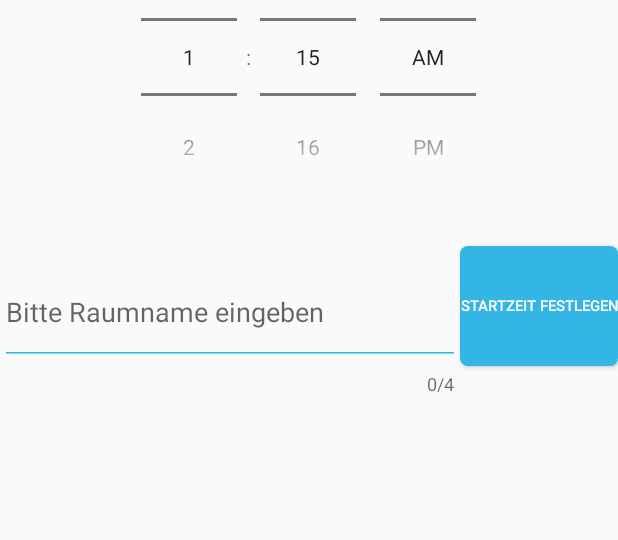
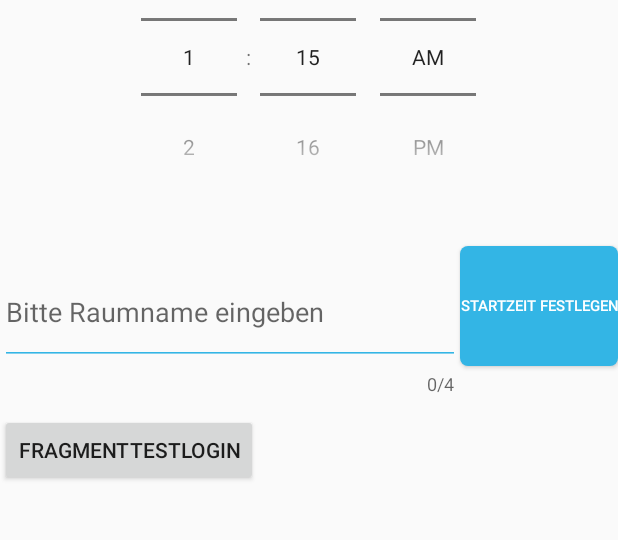
Before and after one commit to M-falk22/RaumAppNeu, an Android app: the layout fragmentbuchung_layout.xml on its own in the app's theme, with its tools: preview values and no code run, on a phone screen of 412 x 824 dp, the part 102-642 px from its top. Run offline under Robolectric (Android 15) with nearby library versions, the phone set to English and light mode, and no system bars.

Commit message:
Weitere Implementierung der Fragmente.

```diff
--- a/app/src/main/res/layout/activity_main.xml
+++ b/app/src/main/res/layout/activity_main.xml
@@ -1,5 +1,5 @@
 <?xml version="1.0" encoding="utf-8"?>
-<LinearLayout xmlns:android="http://schemas.android.com/apk/res/android"
+<RelativeLayout xmlns:android="http://schemas.android.com/apk/res/android"
     xmlns:app="http://schemas.android.com/apk/res-auto"
     xmlns:tools="http://schemas.android.com/tools"
     android:layout_width="match_parent"
@@ -16,4 +16,4 @@
     </androidx.viewpager.widget.ViewPager>
 
 
-</LinearLayout>
+</RelativeLayout>
--- a/app/src/main/res/layout/fragmentbuchung_layout.xml
+++ b/app/src/main/res/layout/fragmentbuchung_layout.xml
@@ -25,7 +25,6 @@ android:layout_height="match_parent">
     android:layout_height="80dp"
     android:layout_below="@id/time_picker"
     android:layout_alignParentRight="true"
-    android:layout_weight="1"
     android:text="Startzeit Festlegen"
     android:textSize="10dp"
     app:layout_constraintBottom_toBottomOf="@+id/time_picker"
@@ -50,8 +49,6 @@ android:layout_height="match_parent">
     android:maxLength="4">
 
 
-
-
     <EditText
         android:id="@+id/editText"
         android:layout_gravity="bottom"
@@ -72,8 +69,15 @@ android:layout_height="match_parent">
 
 </com.google.android.material.textfield.TextInputLayout>
 
+    <Button
+        android:id="@+id/buttonNavFrgLogIn"
+        android:layout_width="wrap_content"
+        android:layout_height="wrap_content"
+        android:layout_below="@+id/username_text_input_layout"
+        android:layout_marginTop="12dp"
+        android:text="FragmentTestLogin" />
 
-<ImageView
+    <ImageView
     android:id="@+id/imageView2"
     android:layout_width="100dp"
     android:layout_height="58dp"
--- a/app/src/main/res/layout/fragmentlogin_layout.xml
+++ b/app/src/main/res/layout/fragmentlogin_layout.xml
@@ -3,4 +3,9 @@
     android:orientation="vertical" android:layout_width="match_parent"
     android:layout_height="match_parent">
 
+    <Button
+        android:layout_width="wrap_content"
+        android:layout_height="wrap_content"
+        android:text="FragmentTestBuchung"
+        android:id="@+id/buttonNavFrgBuchung"/>
 </RelativeLayout>
```
Also changed, not shown: app/src/main/java/de/fhbielefeld/swe/sweprojekt/FragmentLogIn.java (added, +34 -0 lines), app/src/main/java/de/fhbielefeld/swe/sweprojekt/MainActivity.java (+11 -0 lines), app/src/main/java/de/fhbielefeld/swe/sweprojekt/SectionsStatePagerAdapter.java (added, +34 -0 lines).
